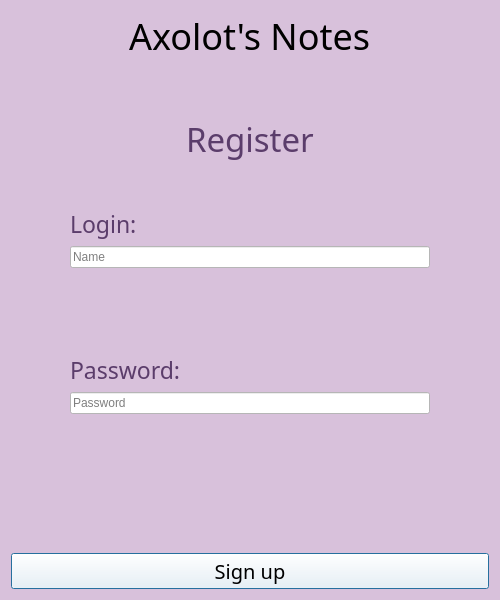
Ephirious/Notes-TaskManager, file Interface_files/WindowSignin.ui: the form before one commit.
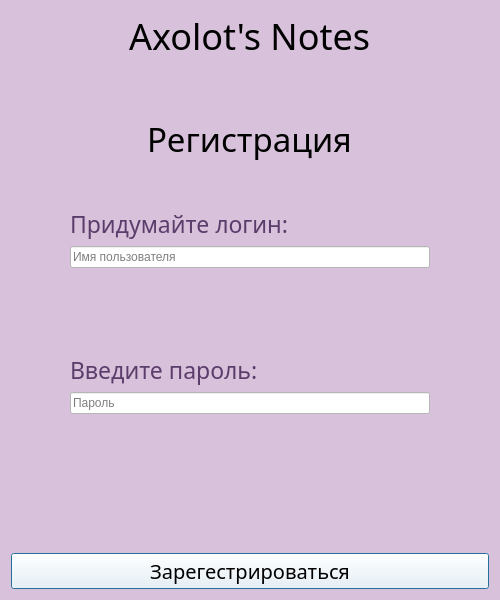
The form after the commit. Icons and pictures are not drawn.

```diff
--- a/Interface_files/WindowSignin.ui
+++ b/Interface_files/WindowSignin.ui
@@ -99,10 +99,10 @@
           <property name="styleSheet">
            <string notr="true">font: 25pt &quot;Sitka&quot;;
 background-color: none;
-color: rgb(91, 61, 107)</string>
+color: black</string>
           </property>
           <property name="text">
-           <string>Register</string>
+           <string>Регистрация</string>
           </property>
          </widget>
         </item>
@@ -137,7 +137,7 @@
 color: rgb(91, 61, 107)</string>
           </property>
           <property name="text">
-           <string>Login:</string>
+           <string>Придумайте логин:</string>
           </property>
          </widget>
         </item>
@@ -170,7 +170,7 @@
            <bool>false</bool>
           </property>
           <property name="placeholderText">
-           <string>Name</string>
+           <string>Имя пользователя</string>
           </property>
           <property name="clearButtonEnabled">
            <bool>true</bool>
@@ -208,7 +208,7 @@
 color: rgb(91, 61, 107)</string>
           </property>
           <property name="text">
-           <string>Password:</string>
+           <string>Введите пароль:</string>
           </property>
          </widget>
         </item>
@@ -232,7 +232,7 @@
            <enum>QLineEdit::EchoMode::PasswordEchoOnEdit</enum>
           </property>
           <property name="placeholderText">
-           <string>Password</string>
+           <string>Пароль</string>
           </property>
           <property name="clearButtonEnabled">
            <bool>true</bool>
@@ -281,7 +281,7 @@
 }</string>
      </property>
      <property name="text">
-      <string>Sign up</string>
+      <string>Зарегестрироваться</string>
      </property>
     </widget>
    </item>
```
Left out of the diff: 4 changed lines with no effect on the pictures.
